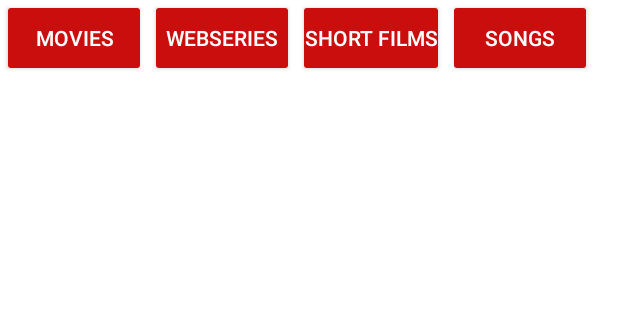
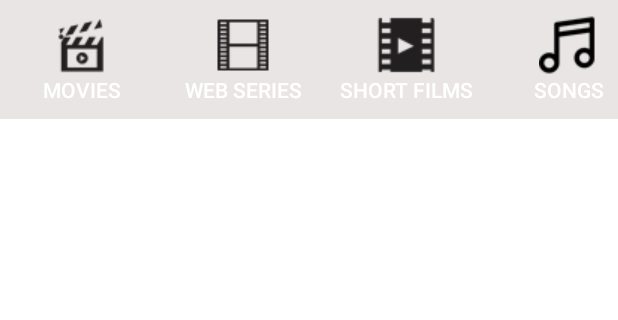
Before and after one commit to sumit735/OMX, an Android app: the HomeFragment screen opened directly, with no data from a screen before it, on a phone screen of 412 x 824 dp, the part 84-404 px from its top. Run offline under Robolectric (Android 15) with nearby library versions, the phone set to English and light mode, and no system bars; our stand-ins replace Volley; libraries missing offline, so code that uses them is left out: com.daimajia.slider; Roboto replaces fonts that are not available here; 2 statements that could not run were skipped.

Commit message:
home page changes

```diff
--- a/app/src/main/java/com/example/omx/HomeFragment.java
+++ b/app/src/main/java/com/example/omx/HomeFragment.java
@@ -10,6 +10,7 @@ import android.view.LayoutInflater;
 import android.view.View;
 import android.view.ViewGroup;
 import android.widget.Button;
+import android.widget.ImageButton;
 import android.widget.RelativeLayout;
 import android.widget.Toast;
 
--- a/app/src/main/res/layout/fragment_home.xml
+++ b/app/src/main/res/layout/fragment_home.xml
@@ -26,6 +26,7 @@
                 <HorizontalScrollView
                     android:layout_width="match_parent"
                     android:layout_height="wrap_content"
+                    android:background="#E9E5E5"
                     android:scrollbars="none">
 
                     <LinearLayout
@@ -36,38 +37,55 @@
                         <Button
                             android:id="@+id/latest_movies"
                             android:layout_width="match_parent"
-                            android:layout_height="40dp"
-                            android:layout_margin="5dp"
-                            android:background="@drawable/latestvideos_bkg"
-                            android:text="MOVIES"
+                            android:layout_height="wrap_content"
+                            android:layout_marginLeft="10dp"
+                            android:layout_marginTop="10dp"
+                            android:layout_marginRight="10dp"
+                            android:layout_marginBottom="10dp"
+                            android:background="@color/transparent"
+                            android:drawableTop="@drawable/home_movies"
+                            android:text="Movies"
                             android:textColor="@color/white" />
 
                         <Button
                             android:id="@+id/latest_webseries"
                             android:layout_width="match_parent"
-                            android:layout_height="40dp"
-                            android:layout_margin="5dp"
-                            android:background="@drawable/latestvideos_bkg"
-                            android:text="Webseries"
-                            android:textColor="@color/white" />
+                            android:layout_height="wrap_content"
+                            android:layout_marginLeft="10dp"
+                            android:layout_marginTop="10dp"
+                            android:layout_marginRight="10dp"
+                            android:layout_marginBottom="10dp"
+                            android:background="@color/transparent"
+                            android:drawableTop="@drawable/home_webseries"
+                            android:text="Web Series"
+                            android:textColor="@color/white"  />
 
                         <Button
                             android:id="@+id/latest_shortfilms"
                             android:layout_width="match_parent"
-                            android:layout_height="40dp"
-                            android:layout_margin="5dp"
-                            android:background="@drawable/latestvideos_bkg"
+                            android:layout_height="wrap_content"
+                            android:layout_marginTop="10dp"
+                            android:layout_marginRight="10dp"
+                            android:layout_marginBottom="10dp"
+                            android:layout_marginLeft="10dp"
+                            android:background="@color/transparent"
+                            android:drawableTop="@drawable/home_shortmovie"
                             android:text="Short Films"
                             android:textColor="@color/white" />
 
                         <Button
                             android:id="@+id/latest_songs"
                             android:layout_width="match_parent"
-                            android:layout_height="40dp"
-                            android:layout_margin="5dp"
-                            android:background="@drawable/latestvideos_bkg"
+                            android:layout_height="wrap_content"
+                            android:layout_marginLeft="10dp"
+                            android:layout_marginRight="10dp"
+                            android:layout_marginTop="10dp"
+                            android:layout_marginBottom="10dp"
                             android:text="Songs"
+                            android:background="@color/transparent"
+                            android:drawableTop="@drawable/home_songs"
                             android:textColor="@color/white" />
+
                     </LinearLayout>
                 </HorizontalScrollView>
 
--- a/app/src/main/res/layout/toolbar.xml
+++ b/app/src/main/res/layout/toolbar.xml
@@ -5,7 +5,7 @@
         xmlns:app="http://schemas.android.com/apk/res-auto"
         android:id="@+id/toolbar"
         android:minHeight="?attr/actionBarSize"
-        android:layout_width="match_parent"
+        android:layout_width="fill_parent"
         android:layout_height="wrap_content"
         app:titleTextColor="@android:color/white"
         android:background="@color/colorPrimary">
```
Also changed, not shown: app/src/main/res/drawable/home_movies.png (added), app/src/main/res/drawable/home_shortmovie.png (added), app/src/main/res/drawable/home_songs.png (added), app/src/main/res/drawable/home_webseries.png (added).
